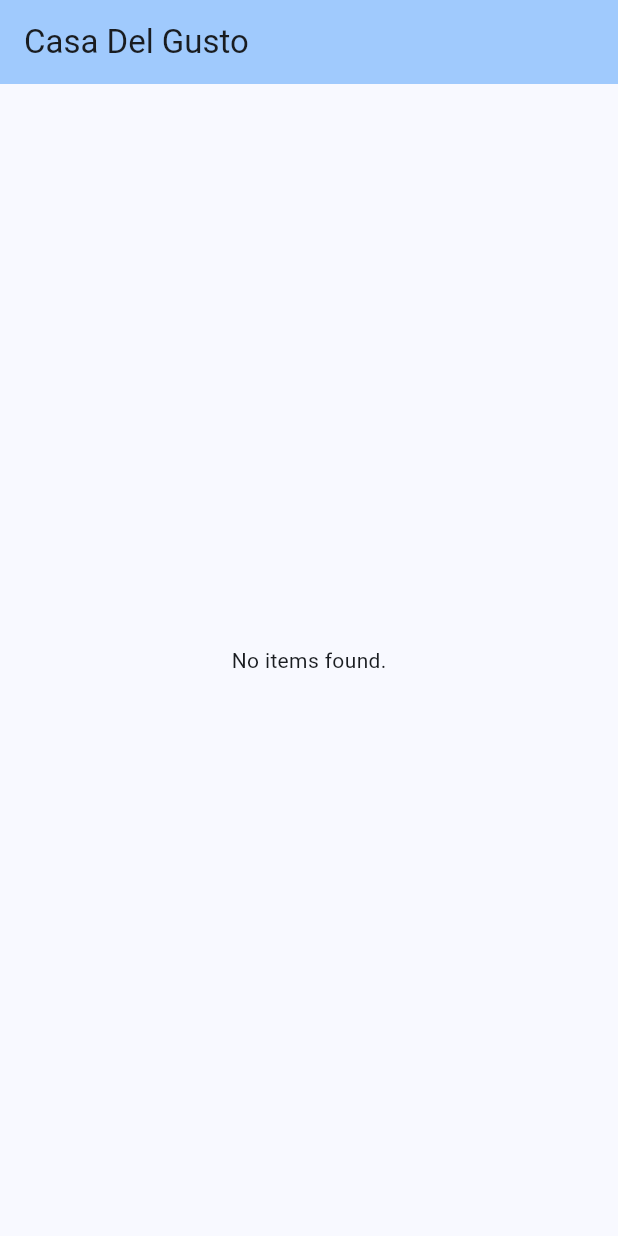
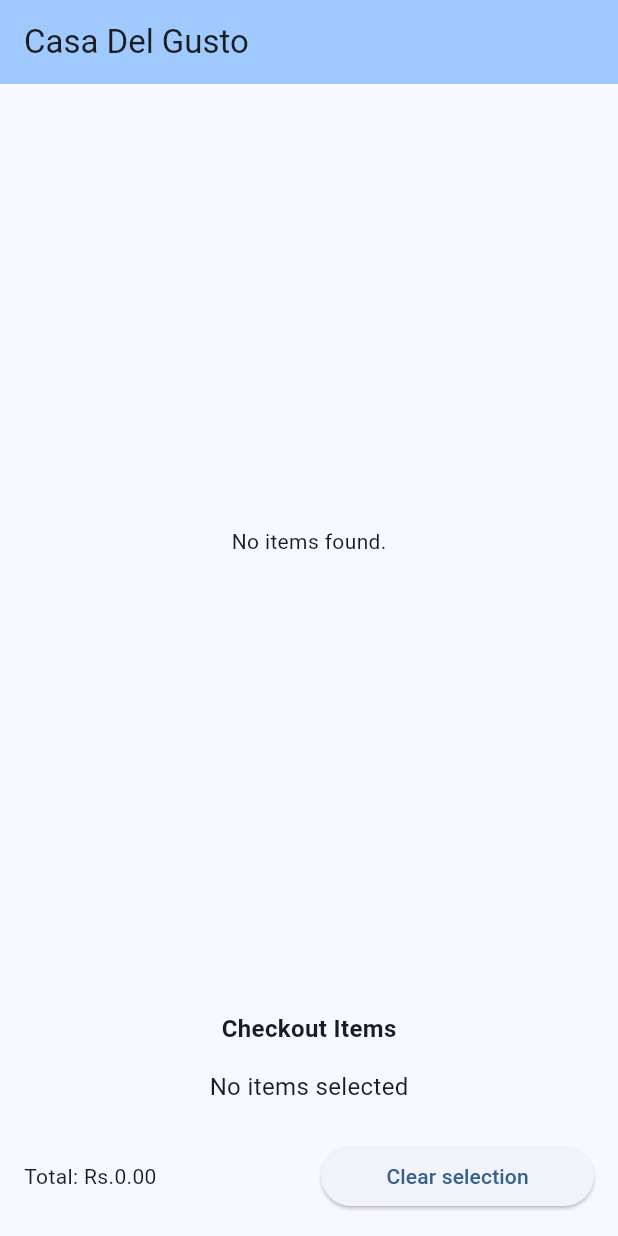
Before and after one commit to Sathira-Wijeratne/Restaurant-Billing-System-Mobile-App, a Flutter app: the screen it shows after launch, on a phone screen of 412 x 824 dp. Run offline on Flutter 3.47's test engine with Material 3 defaults, Android fonts, the phone set to English and light mode, and no system bars; our stand-ins replace cloud_firestore, firebase_core; accounts and stored records are empty.

Commit message:
Implement item selection features
- Display currently selected items to the user.
- Show the total price of selected items.
- Add descriptive labels to UI elements.
- Introduce a button to clear all selected items.

```diff
--- a/lib/screens/home_page.dart
+++ b/lib/screens/home_page.dart
@@ -1,9 +1,13 @@
+import 'dart:collection';
+
 import 'package:cloud_firestore/cloud_firestore.dart';
 import 'package:flutter/material.dart';
 
 /**
  * TODO :
  *  Show data changes in real time
+ *  Make app responsive
+ *  Fix lists reloading evertime press any button
  *
  */
 class HomePage extends StatefulWidget {
@@ -17,10 +21,45 @@ class HomePage extends StatefulWidget {
 
 class _HomePageState extends State<HomePage> {
   final db = FirebaseFirestore.instance;
+  double itemTotal = 0.0;
+  // TODO : is it ok to create linkedhashmap like this?
+  LinkedHashMap<String, int> selectedItems = new LinkedHashMap();
 
+  // TODO : is initstate necessary and other methods necessary? what variables goes inside them?
+  // @override
+  // void initState() {
+  //   // TODO: implement initState
+  //   super.initState();
+  //   selectedItems = LinkedHashMap<String, int>();
+  // }
+
+  // methods
   Future<List<Map<String, dynamic>>> fetchItems() async {
     final querySnapshot = await db.collection("items").get();
     return querySnapshot.docs.map((doc) => doc.data()).toList();
+  }
+
+  void updateTotal(double itemPrice) {
+    setState(() {
+      itemTotal += itemPrice;
+    });
+  }
+
+  void clearSelectedItems(){
+    setState(() {
+      itemTotal = 0;
+      selectedItems.clear();
+    });
+  }
+
+  void selectItems(String itemName){
+    setState(() {
+      if(!selectedItems.containsKey(itemName)){
+        selectedItems[itemName] = 1;
+      } else {
+        selectedItems.update(itemName, (value) => value + 1);
+      }
+    });
   }
 
   @override
@@ -30,7 +69,10 @@ class _HomePageState extends State<HomePage> {
           title: Text(widget.title),
           backgroundColor: Theme.of(context).colorScheme.inversePrimary,
         ),
-        body: FutureBuilder<List<Map<String, dynamic>>>(
+        body: Column(
+          children: [
+            Expanded(
+              child: FutureBuilder<List<Map<String, dynamic>>>(
                 future: fetchItems(),
                 builder: (context, snapshot) {
                   if (snapshot.connectionState == ConnectionState.waiting) {
@@ -47,18 +89,46 @@ class _HomePageState extends State<HomePage> {
                     children: [
                       // Left: Name and Price
                       Expanded(
+                        child: Column(
+                          crossAxisAlignment: CrossAxisAlignment.start,
+                          children: [
+                            Padding(
+                              padding: EdgeInsets.all(8.0),
+                              child: Text(
+                                'Menu',
+                                style: TextStyle(
+                                fontWeight: FontWeight.bold,
+                                fontSize: 16),
+                              ),
+                            ),
+                            Expanded(
                                 child: ListView.builder(
                                   itemCount: items.length,
                                   itemBuilder: (context, index) {
                                     final item = items[index];
                                     return ListTile(
                                       title: Text(item['itemName']?.toString() ?? 'No Name'),
-                        subtitle: Text('Price: ${item['itemPrice']?.toString() ?? 'N/A'}'),
+                                      subtitle: Text('Rs.${item['itemPrice']?.toString() ?? 'N/A'}'),
                                     );
                                   },
                                 ),
                             ),
+                          ],
+                        )
+                      ),
                       // Right: Clickable Names
+                      Expanded(
+                        child: Column(
+                          crossAxisAlignment: CrossAxisAlignment.start,
+                          children: [
+                            Padding(
+                              padding: EdgeInsets.all(8.0),
+                              child: Text('Select Items',
+                                  style: TextStyle(
+                                  fontWeight: FontWeight.bold,
+                                  fontSize: 16),
+                              ),
+                            ),
                             Expanded(
                               child: ListView.builder(
                                 itemCount: items.length,
@@ -67,10 +137,16 @@ class _HomePageState extends State<HomePage> {
                                   return ListTile(
                                     title: InkWell(
                                       onTap: () {
+                                        // TODO : Should errors be handled here?
+                                        // update selection total
+                                        selectItems(item['itemName']);
+                                        double price = (item['itemPrice'] as num).toDouble();
+                                        updateTotal(price);
+
                                         // Handle click event here
-                            // TODO : Pressing multiple times does not show the snackbar immediately, fix it
+                                        ScaffoldMessenger.of(context).hideCurrentSnackBar();
                                         ScaffoldMessenger.of(context).showSnackBar(
-                              SnackBar(content: Text('Clicked: ${item['itemName']}')),
+                                          SnackBar(content: Text('Clicked: ${item['itemName']}'), duration: Durations.medium1,),
                                         );
                                       },
                                       child: Text(
@@ -86,8 +162,72 @@ class _HomePageState extends State<HomePage> {
                               ),
                             ),
                           ],
+                        ),
+                      ),
+                    ],
                   );
                 },
+              ),
+            ),
+            Column(
+              crossAxisAlignment: CrossAxisAlignment.center,
+              children: [
+                Padding(
+                  padding: const EdgeInsets.all(8.0),
+                  child: Text(
+                    'Checkout Items',
+                    style: TextStyle(
+                        fontSize: 16,
+                        fontWeight: FontWeight.bold),
+                  ),
+                ),
+                if (selectedItems.isEmpty)
+                  Padding(
+                    padding: const EdgeInsets.all(8.0),
+                    child: Text('No items selected', style: TextStyle(fontSize: 16,),),
+                  ),
+
+                if (selectedItems.isNotEmpty)
+                  SizedBox(
+                    height: 110,
+                    child: ListView(
+                      shrinkWrap: true,
+                      children: [
+                        ...selectedItems.entries.map((entry) => Center(
+                          child: Text(
+                            '${entry.key}: ${entry.value}',
+                            style: TextStyle(fontSize: 16),
+                          ),
+                        ),
+                        ),
+                      ],
+                    ),
+                  ),
+              ],
+            ),
+            Padding(
+              padding: const EdgeInsets.all(8.0),
+              child: Row(
+                children: [
+                  Expanded(
+                    child: Padding(
+                      padding: const EdgeInsets.all(8.0),
+                      child: Text('Total: \Rs.${itemTotal.toStringAsFixed(2)}'),
+                    ),
+                  ),
+                  Expanded(
+                    child: Padding(
+                      padding: const EdgeInsets.all(8.0),
+                      child: ElevatedButton(
+                        onPressed: clearSelectedItems,
+                        child: Text('Clear selection'),
+                      ),
+                    ),
+                  ),
+                ],
+              ),
+            ),
+          ],
         ),
     );
   }
```
Lines whose indentation alone changed are shown as unchanged.
